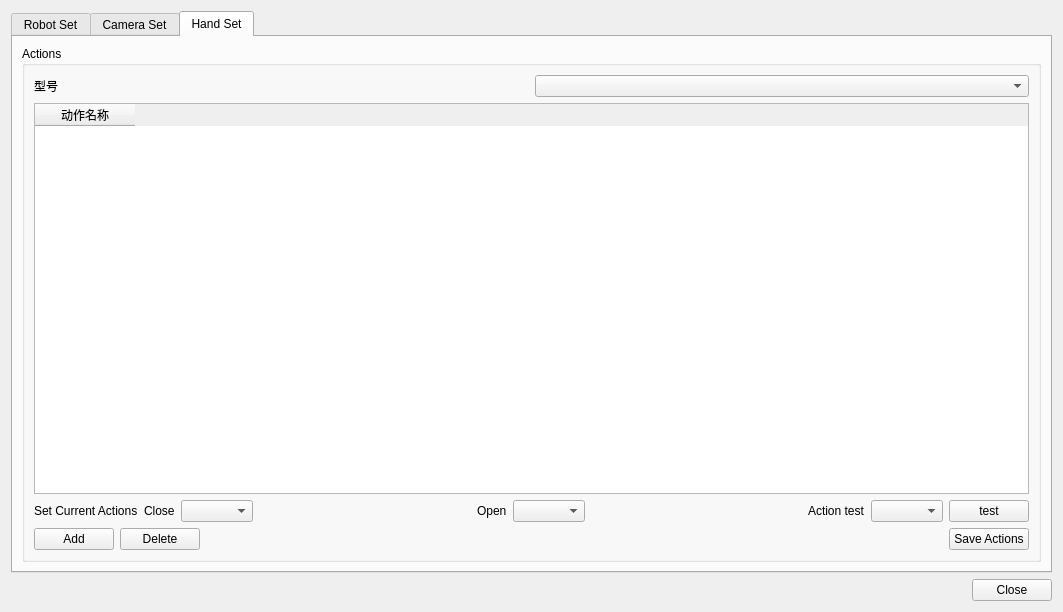
Qt form src/ui/settings_window.ui (FAN0909/master-slave-tracking-control) before a commit.
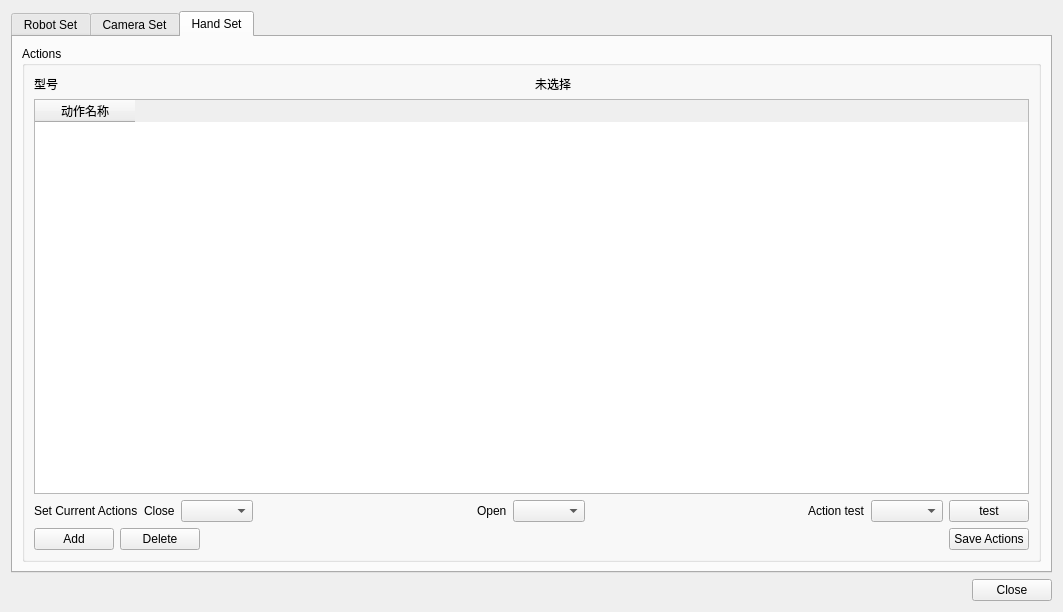
The same form after that commit. The open tabs and pages were chosen to show the change.

```diff
--- a/src/ui/settings_window.ui
+++ b/src/ui/settings_window.ui
@@ -698,7 +698,11 @@
                </widget>
               </item>
               <item>
-               <widget class="QComboBox" name="comboBox_hand_model_settings"/>
+               <widget class="QLabel" name="label_hand_model_value">
+                <property name="text">
+                 <string>未选择</string>
+                </property>
+               </widget>
               </item>
              </layout>
             </item>
```
